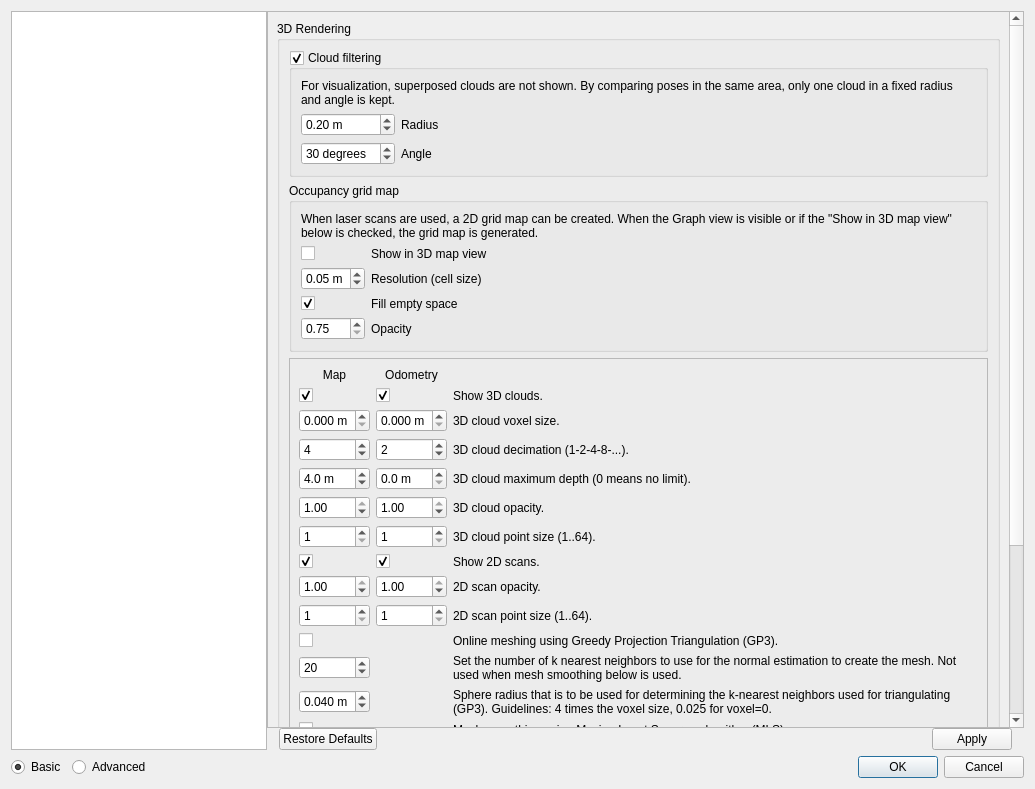
Qt form guilib/src/ui/preferencesDialog.ui (introlab/rtabmap) before a commit.
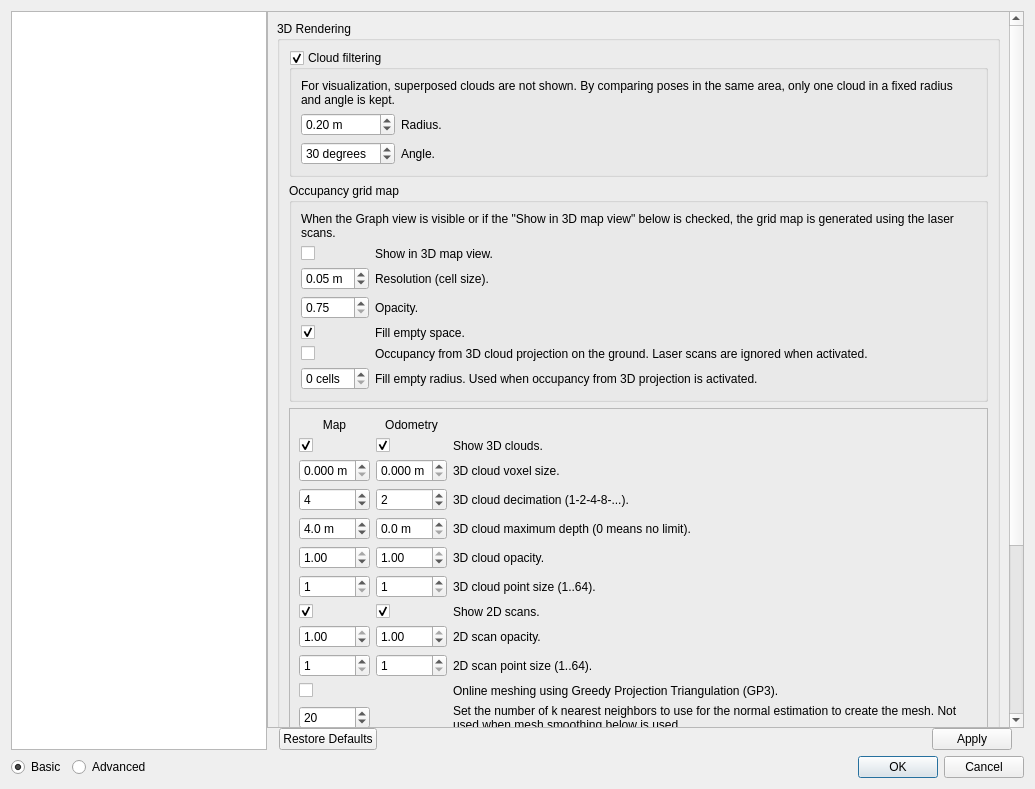
The same form after that commit. The open tabs and pages were chosen to show the change. Icons and pictures are not drawn. Custom widgets are drawn as their Qt base class.

Commit message: Added util3d::occupancy2DFromCloud3D() and util3d::create2DMapFromOccupancyLocalMaps() methods to create 2D occupancy maps from 3D clouds

Patch:
```diff
--- a/guilib/src/ui/preferencesDialog.ui
+++ b/guilib/src/ui/preferencesDialog.ui
@@ -65,7 +65,7 @@
             <x>0</x>
             <y>0</y>
             <width>744</width>
-            <height>900</height>
+            <height>1047</height>
            </rect>
           </property>
           <layout class="QVBoxLayout" name="verticalLayout_16">
@@ -391,7 +391,7 @@
                          <item row="0" column="1">
                           <widget class="QLabel" name="label_37">
                            <property name="text">
-                            <string>Radius</string>
+                            <string>Radius.</string>
                            </property>
                           </widget>
                          </item>
@@ -414,7 +414,7 @@
                          <item row="1" column="1">
                           <widget class="QLabel" name="label_48">
                            <property name="text">
-                            <string>Angle</string>
+                            <string>Angle.</string>
                            </property>
                           </widget>
                          </item>
@@ -438,7 +438,7 @@
                        <item>
                         <widget class="QLabel" name="label_167">
                          <property name="text">
-                          <string>When laser scans are used, a 2D grid map can be created. When the Graph view is visible or if the &quot;Show in 3D map view&quot; below is checked, the grid map is generated.</string>
+                          <string>When the Graph view is visible or if the &quot;Show in 3D map view&quot; below is checked, the grid map is generated using the laser scans.</string>
                          </property>
                          <property name="wordWrap">
                           <bool>true</bool>
@@ -466,47 +466,31 @@
                          <item row="1" column="1">
                           <widget class="QLabel" name="label_159">
                            <property name="text">
-                            <string>Resolution (cell size)</string>
+                            <string>Resolution (cell size).</string>
                            </property>
                           </widget>
                          </item>
-                         <item row="2" column="1">
+                         <item row="3" column="1">
                           <widget class="QLabel" name="label_164">
                            <property name="text">
-                            <string>Fill empty space</string>
-                           </property>
-                          </widget>
-                         </item>
-                         <item row="2" column="0">
-                          <widget class="QCheckBox" name="checkBox_map_fillEmptySpace">
-                           <property name="text">
-                            <string/>
-                           </property>
-                           <property name="checked">
-                            <bool>true</bool>
+                            <string>Fill empty space.</string>
                            </property>
                           </widget>
                          </item>
                          <item row="3" column="0">
-                          <widget class="QDoubleSpinBox" name="doubleSpinBox_map_opacity">
-                           <property name="suffix">
+                          <widget class="QCheckBox" name="checkBox_map_fillEmptySpace">
+                           <property name="text">
                             <string/>
                            </property>
-                           <property name="minimum">
-                            <double>0.750000000000000</double>
-                           </property>
-                           <property name="maximum">
-                            <double>1.000000000000000</double>
-                           </property>
-                           <property name="value">
-                            <double>0.750000000000000</double>
+                           <property name="checked">
+                            <bool>true</bool>
                            </property>
                           </widget>
                          </item>
-                         <item row="3" column="1">
+                         <item row="2" column="1">
                           <widget class="QLabel" name="label_170">
                            <property name="text">
-                            <string>Opacity</string>
+                            <string>Opacity.</string>
                            </property>
                           </widget>
                          </item>
@@ -523,7 +507,69 @@
                          <item row="0" column="1">
                           <widget class="QLabel" name="label_map_shown">
                            <property name="text">
-                            <string>Show in 3D map view</string>
+                            <string>Show in 3D map view.</string>
+                           </property>
+                          </widget>
+                         </item>
+                         <item row="4" column="0">
+                          <widget class="QCheckBox" name="checkBox_map_occupancyFrom3DCloud">
+                           <property name="text">
+                            <string/>
+                           </property>
+                           <property name="checked">
+                            <bool>false</bool>
+                           </property>
+                          </widget>
+                         </item>
+                         <item row="2" column="0">
+                          <widget class="QDoubleSpinBox" name="doubleSpinBox_map_opacity">
+                           <property name="suffix">
+                            <string/>
+                           </property>
+                           <property name="minimum">
+                            <double>0.750000000000000</double>
+                           </property>
+                           <property name="maximum">
+                            <double>1.000000000000000</double>
+                           </property>
+                           <property name="value">
+                            <double>0.750000000000000</double>
+                           </property>
+                          </widget>
+                         </item>
+                         <item row="4" column="1">
+                          <widget class="QLabel" name="label_210">
+                           <property name="text">
+                            <string>Occupancy from 3D cloud projection on the ground. Laser scans are ignored when activated.</string>
+                           </property>
+                           <property name="wordWrap">
+                            <bool>true</bool>
+                           </property>
+                          </widget>
+                         </item>
+                         <item row="5" column="1">
+                          <widget class="QLabel" name="label_211">
+                           <property name="text">
+                            <string>Fill empty radius. Used when occupancy from 3D projection is activated.</string>
+                           </property>
+                           <property name="wordWrap">
+                            <bool>true</bool>
+                           </property>
+                          </widget>
+                         </item>
+                         <item row="5" column="0">
+                          <widget class="QSpinBox" name="checkBox_map_fillEmptyRadius">
+                           <property name="suffix">
+                            <string> cells</string>
+                           </property>
+                           <property name="minimum">
+                            <number>0</number>
+                           </property>
+                           <property name="maximum">
+                            <number>10</number>
+                           </property>
+                           <property name="value">
+                            <number>0</number>
                            </property>
                           </widget>
                          </item>
```
Left out of the diff: 2 changed lines with no effect on the pictures. The commit also changes 10 other files.
